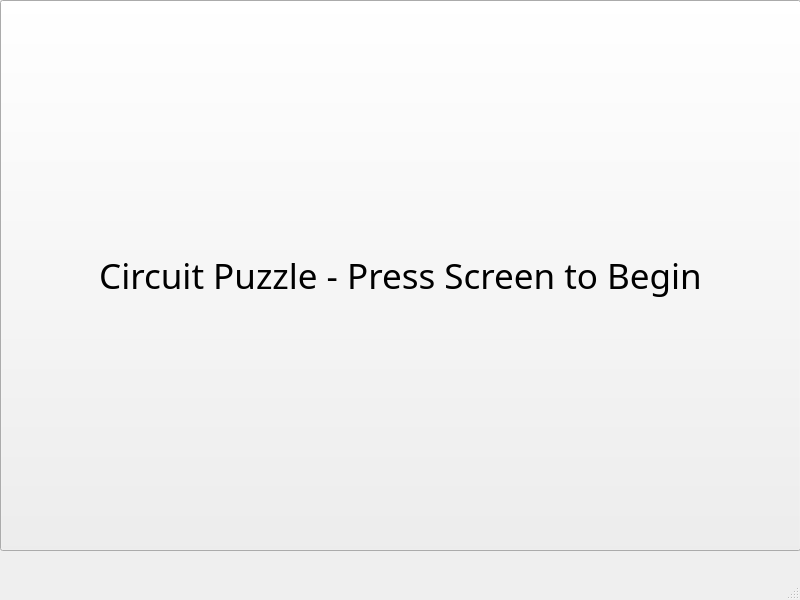
University-of-Utah-CS3505/a9-edu-app-ahuo2003, file MainWindow.ui: the form before one commit.
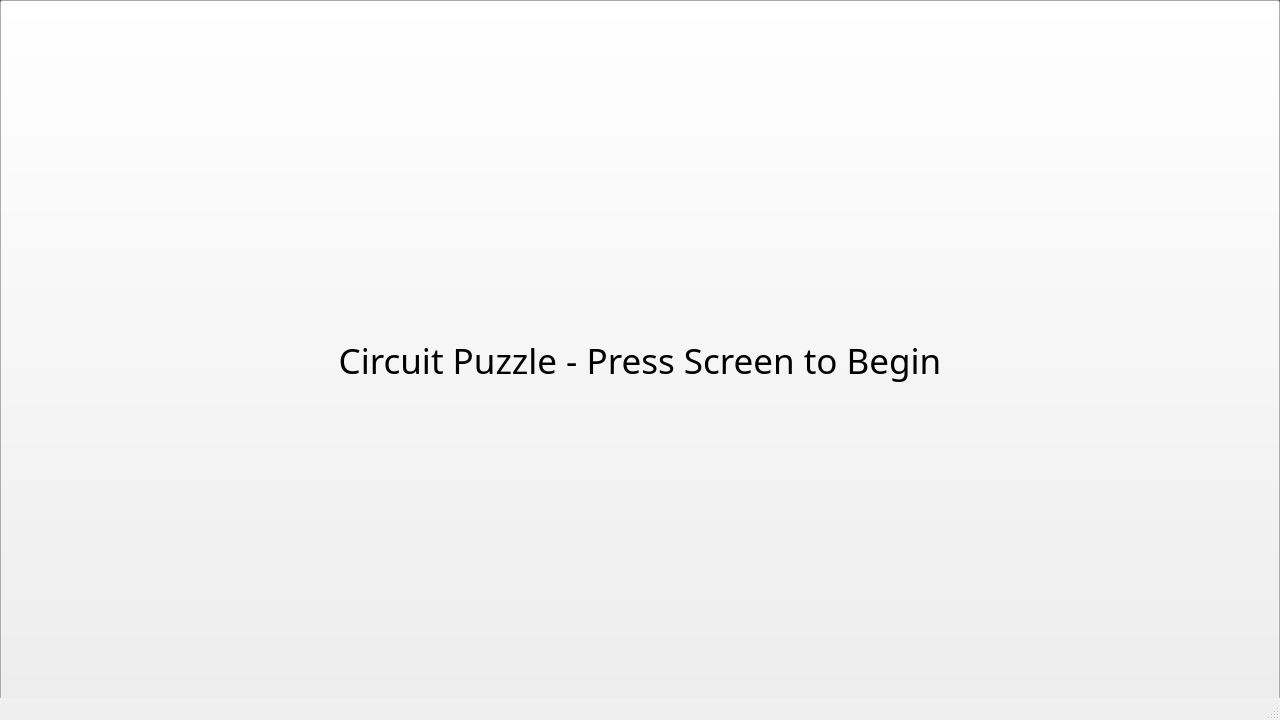
The form after the commit. Custom widgets are drawn as their Qt base class.

```diff
--- a/MainWindow.ui
+++ b/MainWindow.ui
@@ -6,8 +6,8 @@
    <rect>
     <x>0</x>
     <y>0</y>
-    <width>800</width>
-    <height>600</height>
+    <width>1280</width>
+    <height>720</height>
    </rect>
   </property>
   <property name="windowTitle">
@@ -20,10 +20,10 @@
    <widget class="SceneWidget" name="widget" native="true">
     <property name="geometry">
      <rect>
-      <x>10</x>
-      <y>10</y>
-      <width>771</width>
-      <height>531</height>
+      <x>0</x>
+      <y>0</y>
+      <width>1280</width>
+      <height>720</height>
      </rect>
     </property>
     <property name="palette">
@@ -280,10 +280,10 @@
    <widget class="Canvas" name="circuitCanvas">
     <property name="geometry">
      <rect>
-      <x>110</x>
-      <y>80</y>
-      <width>571</width>
-      <height>401</height>
+      <x>350</x>
+      <y>25</y>
+      <width>700</width>
+      <height>640</height>
      </rect>
     </property>
     <property name="text">
@@ -295,8 +295,8 @@
      <rect>
       <x>0</x>
       <y>0</y>
-      <width>801</width>
-      <height>551</height>
+      <width>1280</width>
+      <height>720</height>
      </rect>
     </property>
     <property name="font">
```
Left out of the diff: 2 changed lines with no effect on the pictures.
